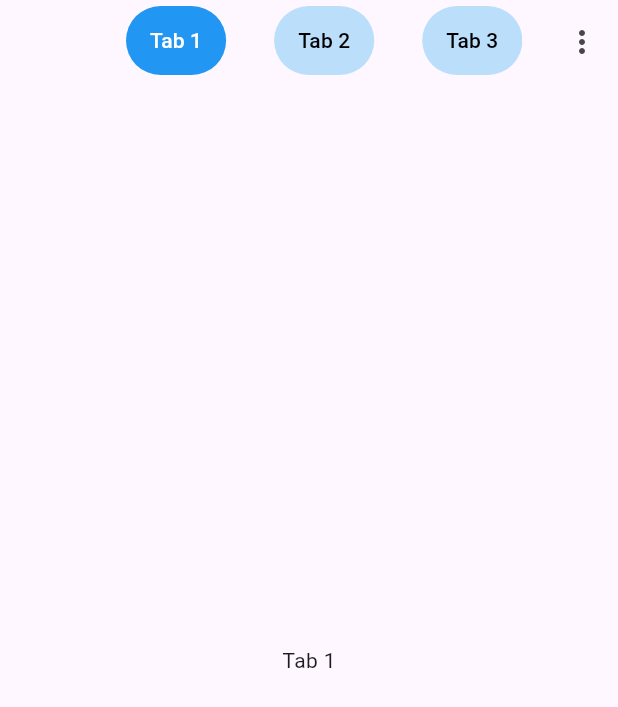
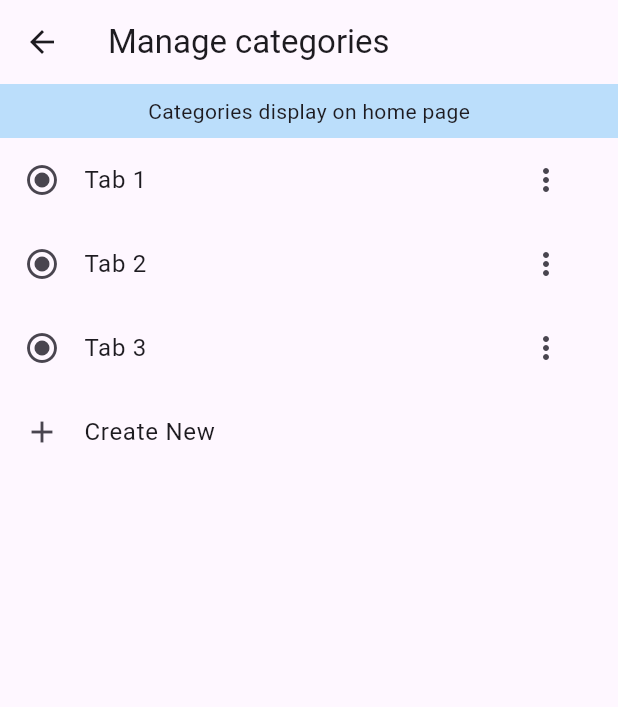
Before and after one commit to ladmahesh24/starterkit, a Flutter app: the screen it shows after launch, after a tap on the "more vert" icon, on a phone screen of 412 x 824 dp. Shown: the top 707 px of the screen. Run offline on Flutter 3.47's test engine with Material 3 defaults, Android fonts, the light colour scheme and no system bars; our stand-ins replace go_router.

Commit message:
added router

```diff
--- /dev/null
+++ b/lib/router.dart
@@ -0,0 +1,30 @@
+import 'package:flutter/material.dart';
+import 'package:go_router/go_router.dart';
+import 'view/to_do_categories/to_do_categories_page.dart';
+import 'view/to_do_category/to_do_category_page.dart';
+import 'view/to_do_tab/to_do_tab_page.dart';
+
+final GoRouter router = GoRouter(
+  routes: <RouteBase>[
+    GoRoute(
+      path: ToDoTabPage.routeName,
+      builder: (BuildContext context, GoRouterState state) {
+        return const ToDoTabPage();
+      },
+      routes: <RouteBase>[
+        GoRoute(
+          path: ToDoCategoriesPage.routeName,
+          builder: (BuildContext context, GoRouterState state) {
+            return const ToDoCategoriesPage();
+          },
+        ),
+        GoRoute(
+          path: ToDoCategoryPage.routeName,
+          builder: (BuildContext context, GoRouterState state) {
+            return const ToDoCategoryPage();
+          },
+        ),
+      ],
+    ),
+  ],
+);
--- a/lib/to_do_app.dart
+++ b/lib/to_do_app.dart
@@ -1,24 +1,18 @@
 import 'package:flutter/material.dart';
 
-import 'view/to_do_tab/to_do_tab_page.dart';
+import 'router.dart';
 
 class ToDoApp extends StatelessWidget {
   const ToDoApp({super.key});
   @override
   Widget build(BuildContext context) {
-    return MaterialApp(
-      title: 'Flutter Demo',
+    return MaterialApp.router(
+      title: 'ToDo app',
       theme: ThemeData(
         primarySwatch: Colors.blue,
       ),
       debugShowCheckedModeBanner: false,
-      home: const ToDoTabPage(
-        todoList: <String>[
-          'Tab 1',
-          'Tab 2',
-          'Tab 3',
-        ],
-      ),
+      routerConfig: router,
     );
   }
 }
--- /dev/null
+++ b/lib/util/app_constant.dart
@@ -0,0 +1,5 @@
+List<String> categories = <String>[
+  'Tab 1',
+  'Tab 2',
+  'Tab 3',
+];
--- /dev/null
+++ b/lib/view/to_do_categories/to_do_categories_page.dart
@@ -0,0 +1,53 @@
+import 'package:flutter/material.dart';
+import 'package:go_router/go_router.dart';
+
+import '../../util/app_constant.dart';
+import '../to_do_category/to_do_category_page.dart';
+
+class ToDoCategoriesPage extends StatelessWidget {
+  static const String routeName = "to_do_categories_page";
+  const ToDoCategoriesPage({super.key});
+
+  @override
+  Widget build(BuildContext context) {
+    return Scaffold(
+      appBar: AppBar(
+        title: const Text("Manage categories"),
+        centerTitle: false,
+      ),
+      body: ListView.builder(
+        itemCount: categories.length + 2,
+        itemBuilder: (BuildContext context, int index) {
+          if (index == 0) {
+            return Container(
+              padding: const EdgeInsets.all(8),
+              color: Theme.of(context).primaryColorLight,
+              child: const Center(
+                child: Text(
+                  "Categories display on home page",
+                ),
+              ),
+            );
+          }
+          if (index == categories.length + 1) {
+            return ListTile(
+              leading: const Icon(Icons.add),
+              title: const Text("Create New"),
+              onTap: () {},
+            );
+          }
+          return ListTile(
+            title: Text(categories[index - 1]),
+            leading: const Icon(Icons.radio_button_checked),
+            trailing: IconButton(
+              icon: const Icon(Icons.more_vert),
+              onPressed: () {
+                context.go("/${ToDoCategoryPage.routeName}");
+              },
+            ),
+          );
+        },
+      ),
+    );
+  }
+}
--- /dev/null
+++ b/lib/view/to_do_category/to_do_category_page.dart
@@ -0,0 +1,11 @@
+import 'package:flutter/material.dart';
+
+class ToDoCategoryPage extends StatelessWidget {
+  static const String routeName = "to_do_category_page";
+  const ToDoCategoryPage({super.key});
+
+  @override
+  Widget build(BuildContext context) {
+    return const Placeholder();
+  }
+}
--- a/lib/view/to_do_tab/to_do_tab_page.dart
+++ b/lib/view/to_do_tab/to_do_tab_page.dart
@@ -1,12 +1,15 @@
 import 'package:flutter/material.dart';
+import 'package:go_router/go_router.dart';
 
+import '../../util/app_constant.dart';
+import '../to_do_categories/to_do_categories_page.dart';
 import 'to_do_tab_bar_view_widget.dart';
 import 'to_do_tab_bar_widget.dart';
 
 class ToDoTabPage extends StatefulWidget {
-  final List<String> todoList;
+  static const String routeName = "/";
 
-  const ToDoTabPage({required this.todoList, super.key});
+  const ToDoTabPage({super.key});
 
   @override
   State<ToDoTabPage> createState() => _ToDoTabPageState();
@@ -20,7 +23,7 @@ class _ToDoTabPageState extends State<ToDoTabPage>
   void initState() {
     super.initState();
     _tabController = TabController(
-      length: widget.todoList.length,
+      length: categories.length,
       vsync: this,
     );
     _tabController.addListener(_handleTabSelection);
@@ -47,18 +50,18 @@ class _ToDoTabPageState extends State<ToDoTabPage>
           IconButton(
             icon: const Icon(Icons.more_vert),
             onPressed: () {
-              // Handle search action
+              context.go("/${ToDoCategoriesPage.routeName}");
             },
           ),
         ],
         title: ToDoTabBarWidget(
-          todoList: widget.todoList,
+          todoList: categories,
           tabController: _tabController,
         ),
       ),
       body: ToDoTabBarViewWidget(
         tabController: _tabController,
-        todoList: widget.todoList,
+        todoList: categories,
       ),
     );
   }
--- a/pubspec.yaml
+++ b/pubspec.yaml
@@ -37,6 +37,8 @@ dependencies:
   # Use with the CupertinoIcons class for iOS style icons.
   cupertino_icons: ^1.0.2
   collection: ^1.18.0
+  flutter_bloc: ^8.1.4
+  go_router: ^13.2.1
 
 dev_dependencies:
   flutter_test:
```
Also changed, not shown: pubspec.lock.
